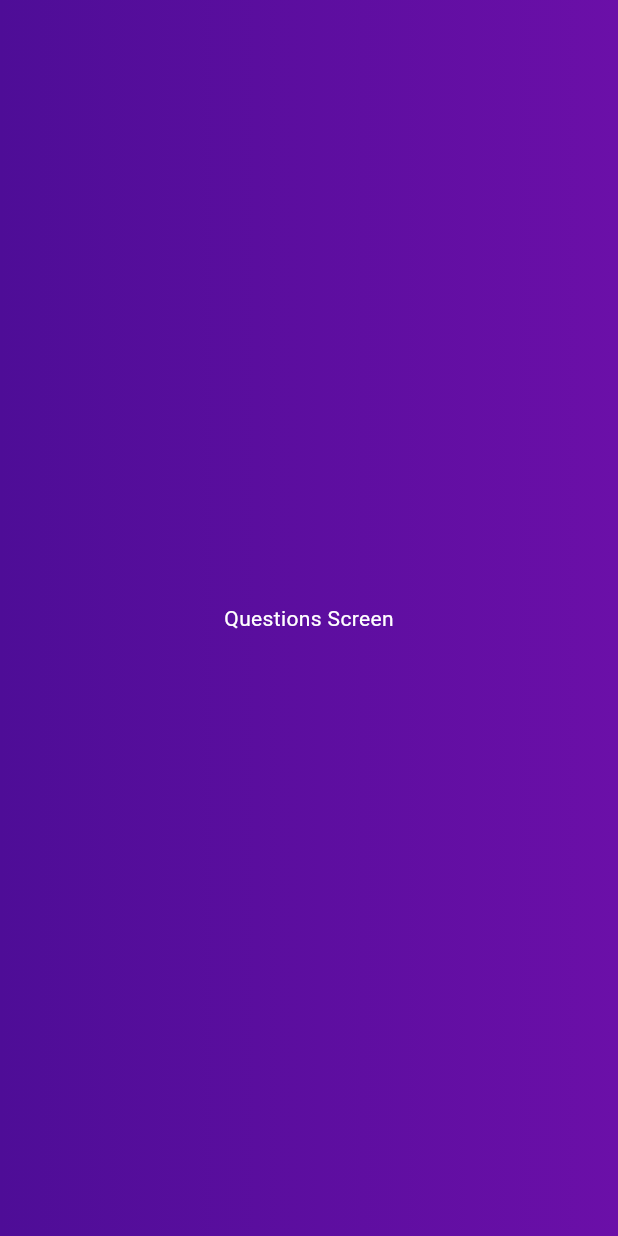
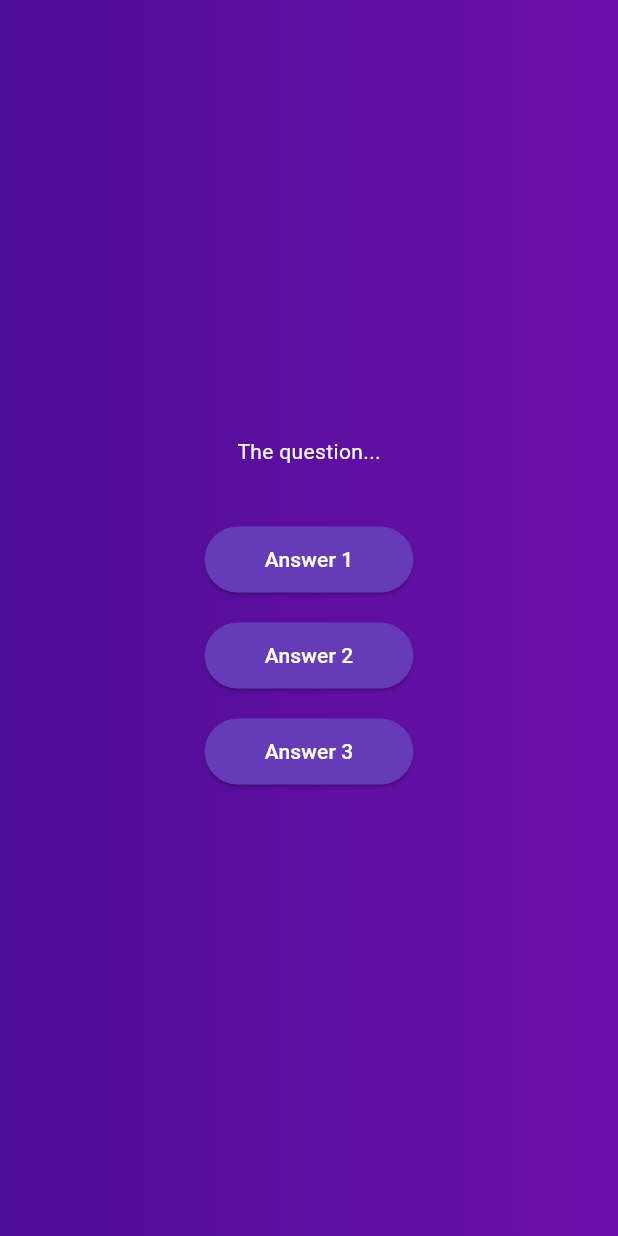
Before and after one commit to jsare/quizapp, a Flutter app: the screen it shows after launch, after a tap on "Start Quiz", on a phone screen of 412 x 824 dp. Run offline on Flutter 3.47's test engine with Material 2 defaults, Android fonts, the phone set to English and light mode, and no system bars.

Commit message:
Add custom styled button

```diff
--- /dev/null
+++ b/lib/answer_button.dart
@@ -0,0 +1,31 @@
+import 'package:flutter/material.dart';
+
+class AnswerButton extends StatelessWidget {
+  const AnswerButton({
+    super.key,
+    required this.answerText,
+    required this.onTap,
+  });
+
+  final String answerText;
+  final void Function() onTap;
+
+  @override
+  Widget build(BuildContext context) {
+    return Padding(
+      padding: const EdgeInsets.all(8.0),
+      child: ElevatedButton(
+        onPressed: onTap,
+        style: ElevatedButton.styleFrom(
+          padding: const EdgeInsets.symmetric(
+            horizontal: 40,
+            vertical: 12,
+          ),
+          backgroundColor: Colors.deepPurple,
+          foregroundColor: Colors.white,
+        ),
+        child: Text(answerText),
+      ),
+    );
+  }
+}
--- a/lib/questions_screen.dart
+++ b/lib/questions_screen.dart
@@ -1,4 +1,5 @@
 import 'package:flutter/material.dart';
+import 'answer_button.dart';
 
 class QuestionsScreen extends StatefulWidget {
   const QuestionsScreen({super.key});
@@ -10,9 +11,18 @@ class QuestionsScreen extends StatefulWidget {
 class _QuestionsScreenState extends State<QuestionsScreen> {
   @override
   Widget build(BuildContext context) {
-    return const Text(
-      'Questions Screen',
-      style: TextStyle(color: Colors.white),
+    return Column(
+      mainAxisAlignment: MainAxisAlignment.center,
+      children: [
+        const Text(
+          'The question...',
+          style: TextStyle(color: Colors.white),
+        ),
+        const SizedBox(height: 30),
+        AnswerButton(answerText: 'Answer 1', onTap: () {}),
+        AnswerButton(answerText: 'Answer 2', onTap: () {}),
+        AnswerButton(answerText: 'Answer 3', onTap: () {}),
+      ],
     );
   }
 }
```
Also changed, not shown: lib/data/questions.dart (added, +55 -0 lines), lib/models/quiz_question.dart (added, +9 -0 lines).
